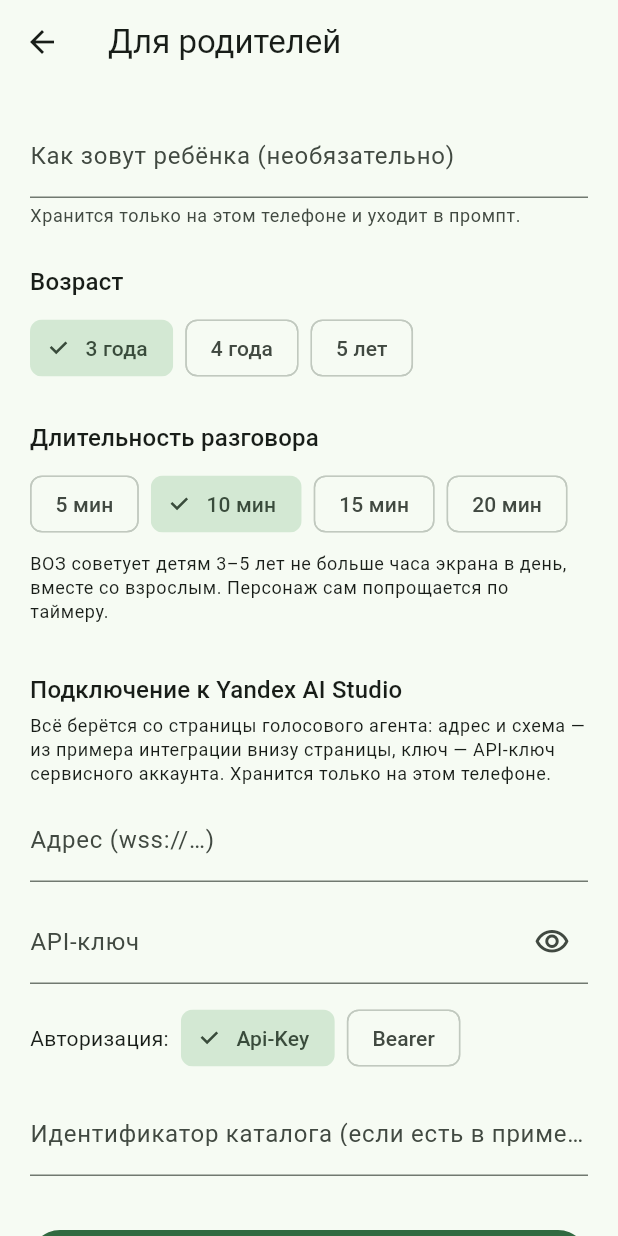
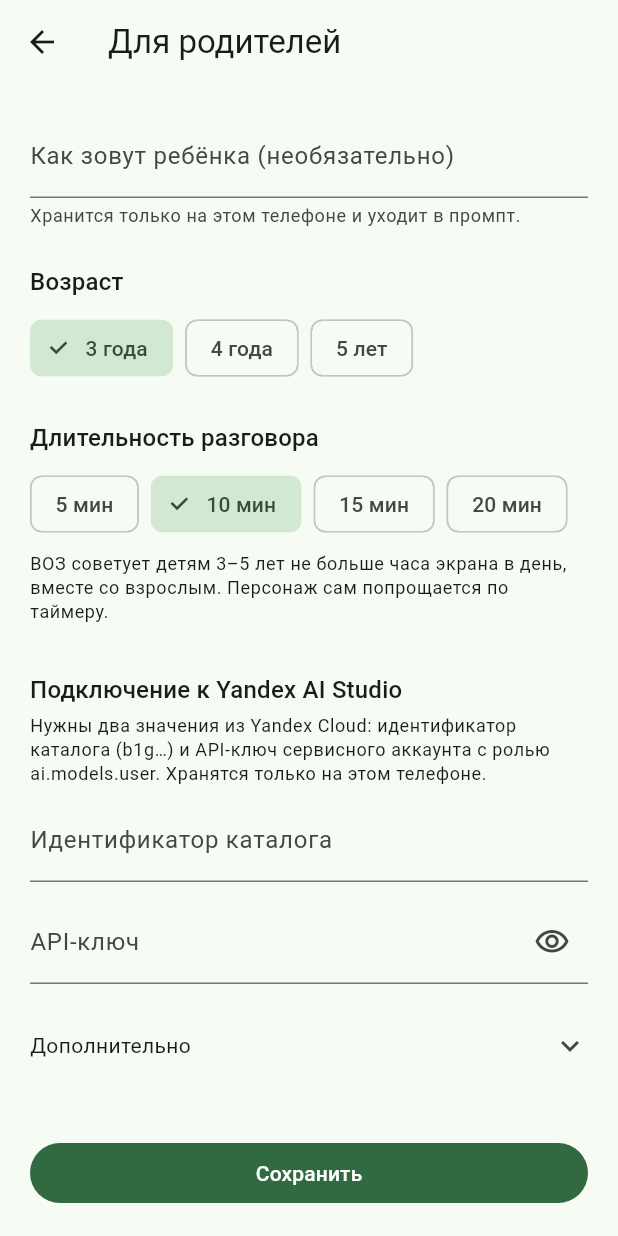
Before and after one commit to kill-me-1moreTime-bot/Voronka, a Flutter app: the ParentSettingsScreen screen opened directly with empty values, on a phone screen of 412 x 824 dp. Run offline on Flutter 3.47's test engine with Material 3 defaults, Android fonts, the phone set to English and light mode, and no system bars; our stand-ins replace audioplayers, shared_preferences; missing offline and left inert: record; accounts and stored records are empty.

Commit message:
Сказочные друзья: подключение как в официальном примере Yandex
- текст ответа собирается из response.output_text.delta (так его шлёт
  Yandex), из расшифровки звука или из response.done; без этого фильтр
  получал пустой текст и персонаж молчал
- звук 44100 Гц, как в примере Yandex (было 24000)
- адрес собирается из каталога: wss://ai.api.cloud.yandex.net/v1/realtime
  ?model=gpt://<каталог>/speech-realtime-250923; ручной адрес — в «Дополнительно»
- в настройках родителя только каталог и ключ; README: что сделать в Yandex Cloud
- тесты разбора событий сервера

Co-Authored-By: Claude Opus 5.5 <noreply@anthropic.com>
Claude-Session: https://claude.ai/code/session_0174NKXK1zQcbcxR3c5MLPtC

```diff
--- a/skazochnye_druzya/config.example.json
+++ b/skazochnye_druzya/config.example.json
@@ -1,7 +1,7 @@
 {
-  "REALTIME_URL": "wss://СКОПИРУЙТЕ-ИЗ-ПРИМЕРА-НА-СТРАНИЦЕ-АГЕНТА",
+  "REALTIME_URL": "",
   "YANDEX_API_KEY": "ВАШ_API_КЛЮЧ",
   "AUTH_SCHEME": "Api-Key",
-  "FOLDER_ID": "",
-  "SAMPLE_RATE": "24000"
+  "FOLDER_ID": "b1g...",
+  "SAMPLE_RATE": "44100"
 }
--- a/skazochnye_druzya/lib/config.dart
+++ b/skazochnye_druzya/lib/config.dart
@@ -25,9 +25,24 @@ class AppConfig {
   static const _kScheme = 'rt_scheme';
   static const _kFolder = 'rt_folder';
 
-  /// Адрес WebSocket Realtime API. Скопируйте его из примера интеграции
-  /// на странице голосового агента в Yandex AI Studio.
-  static String realtimeUrl = _builtUrl;
+  /// Модель по умолчанию — как в официальном примере Yandex
+  /// (github.com/yandex-ai-studio/yandex-ai-studio-api-examples, realtime).
+  static const defaultModel = 'speech-realtime-250923';
+
+  /// Адрес, введённый вручную (или из config.json). Пусто — собрать сам.
+  static String _url = _builtUrl;
+
+  /// Адрес WebSocket Realtime API. Если не задан вручную, собирается из
+  /// идентификатора каталога: модель живёт в каталоге пользователя.
+  static String get realtimeUrl {
+    if (_url.isNotEmpty) return _url;
+    if (folderId.isEmpty) return '';
+    return defaultUrlFor(folderId);
+  }
+
+  static String defaultUrlFor(String folder) =>
+      'wss://ai.api.cloud.yandex.net/v1/realtime'
+      '?model=gpt://$folder/$defaultModel';
 
   /// API-ключ сервисного аккаунта Yandex Cloud.
   static String apiKey = _builtKey;
@@ -36,25 +51,27 @@ class AppConfig {
   /// клиентов иногда "Bearer". Берите ту, что в примере на странице агента.
   static String authScheme = _builtScheme;
 
-  /// Идентификатор каталога Yandex Cloud (если пример его требует).
+  /// Идентификатор каталога Yandex Cloud (b1g…).
   static String folderId = _builtFolder;
 
   /// Частота дискретизации PCM16 для микрофона и ответа.
+  /// 44100 — как в официальном примере Yandex.
   static const sampleRate =
-      int.fromEnvironment('SAMPLE_RATE', defaultValue: 24000);
+      int.fromEnvironment('SAMPLE_RATE', defaultValue: 44100);
 
   static bool get isConfigured =>
       realtimeUrl.startsWith('wss://') && apiKey.isNotEmpty;
 
+  /// Каталог передаётся в адресе (model=gpt://каталог/…), заголовок
+  /// x-folder-id в примере Yandex не нужен.
   static Map<String, String> get headers => {
         'Authorization': '$authScheme $apiKey',
-        if (folderId.isNotEmpty) 'x-folder-id': folderId,
       };
 
   /// Читает настройки с телефона. Вызывается один раз при запуске.
   static Future<void> load() async {
     final p = await SharedPreferences.getInstance();
-    realtimeUrl = _pick(p.getString(_kUrl), _builtUrl);
+    _url = _pick(p.getString(_kUrl), _builtUrl);
     apiKey = _pick(p.getString(_kKey), _builtKey);
     authScheme = _pick(p.getString(_kScheme), _builtScheme);
     folderId = _pick(p.getString(_kFolder), _builtFolder);
--- a/skazochnye_druzya/lib/ui/parent_settings_screen.dart
+++ b/skazochnye_druzya/lib/ui/parent_settings_screen.dart
@@ -118,20 +118,19 @@ class _ParentSettingsScreenState extends State<ParentSettingsScreen> {
           Text('Подключение к Yandex AI Studio', style: t.titleMedium),
           const SizedBox(height: 4),
           Text(
-            'Всё берётся со страницы голосового агента: адрес и схема — '
-            'из примера интеграции внизу страницы, ключ — API-ключ '
-            'сервисного аккаунта. Хранится только на этом телефоне.',
+            'Нужны два значения из Yandex Cloud: идентификатор каталога '
+            '(b1g…) и API-ключ сервисного аккаунта с ролью ai.models.user. '
+            'Хранятся только на этом телефоне.',
             style: t.bodySmall,
           ),
           const SizedBox(height: 8),
           TextField(
-            controller: _url,
-            keyboardType: TextInputType.url,
+            controller: _folder,
             autocorrect: false,
             onChanged: (_) => setState(() {}),
-            decoration: InputDecoration(
-              labelText: 'Адрес (wss://…)',
-              errorText: _urlError,
+            decoration: const InputDecoration(
+              labelText: 'Идентификатор каталога',
+              hintText: 'b1g…',
             ),
           ),
           const SizedBox(height: 12),
@@ -152,6 +151,26 @@ class _ParentSettingsScreenState extends State<ParentSettingsScreen> {
             ),
           ),
           const SizedBox(height: 12),
+          ExpansionTile(
+            tilePadding: EdgeInsets.zero,
+            title: Text('Дополнительно', style: t.bodyMedium),
+            initiallyExpanded: _url.text.isNotEmpty || _scheme != 'Api-Key',
+            children: [
+              TextField(
+                controller: _url,
+                keyboardType: TextInputType.url,
+                autocorrect: false,
+                onChanged: (_) => setState(() {}),
+                decoration: InputDecoration(
+                  labelText: 'Адрес (wss://…), необязательно',
+                  helperText: _folder.text.trim().isEmpty
+                      ? 'Пусто — адрес соберётся из каталога.'
+                      : 'Пусто — ${AppConfig.defaultUrlFor(_folder.text.trim())}',
+                  helperMaxLines: 4,
+                  errorText: _urlError,
+                ),
+              ),
+              const SizedBox(height: 12),
               Wrap(
                 spacing: 8,
                 crossAxisAlignment: WrapCrossAlignment.center,
@@ -166,12 +185,7 @@ class _ParentSettingsScreenState extends State<ParentSettingsScreen> {
                 ],
               ),
               const SizedBox(height: 12),
-          TextField(
-            controller: _folder,
-            autocorrect: false,
-            decoration: const InputDecoration(
-              labelText: 'Идентификатор каталога (если есть в примере)',
-            ),
+            ],
           ),
           const SizedBox(height: 32),
           FilledButton(onPressed: _save, child: const Text('Сохранить')),
```
Also changed, not shown: skazochnye_druzya/lib/realtime/realtime_client.dart (+39 -1 lines), 3 other files. Lines whose indentation alone changed are shown as unchanged.
